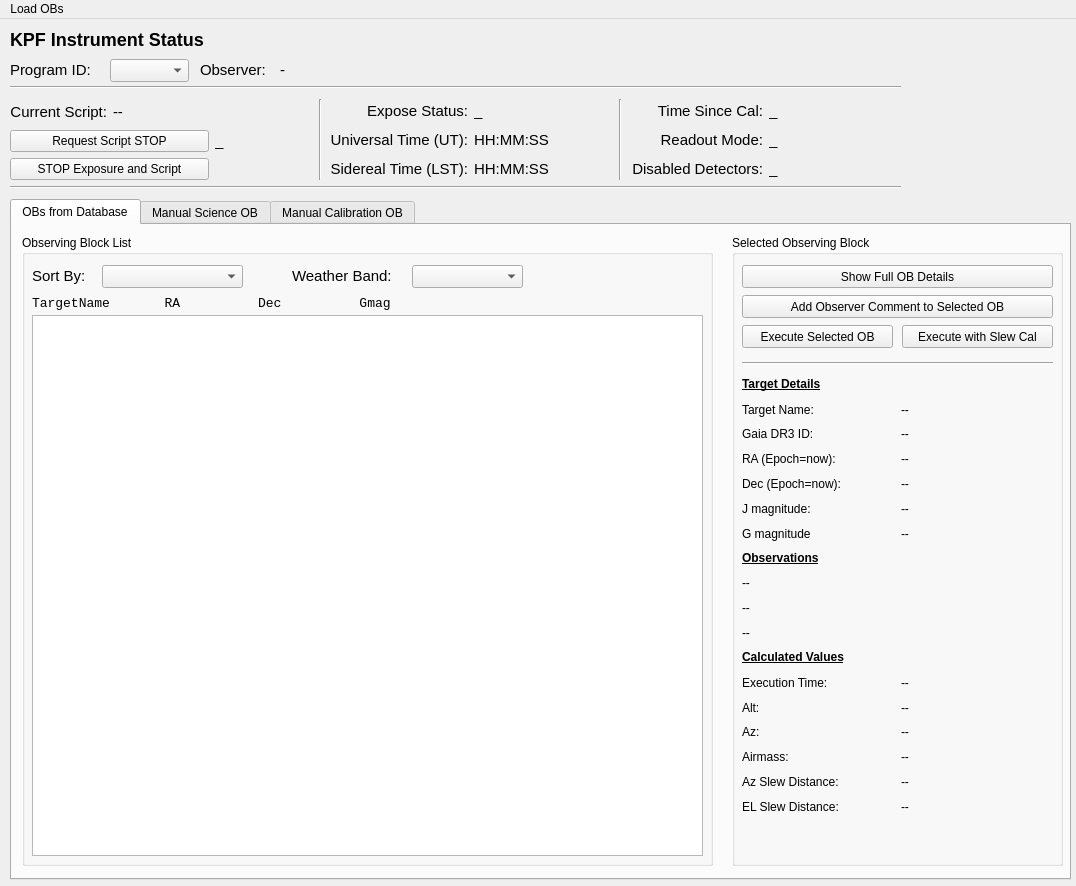
This is kpf/OB_GUI/KPF_OB_GUI.ui in KeckObservatory/KPFTranslator as Qt 5 draws it before an edit. The edited form follows.
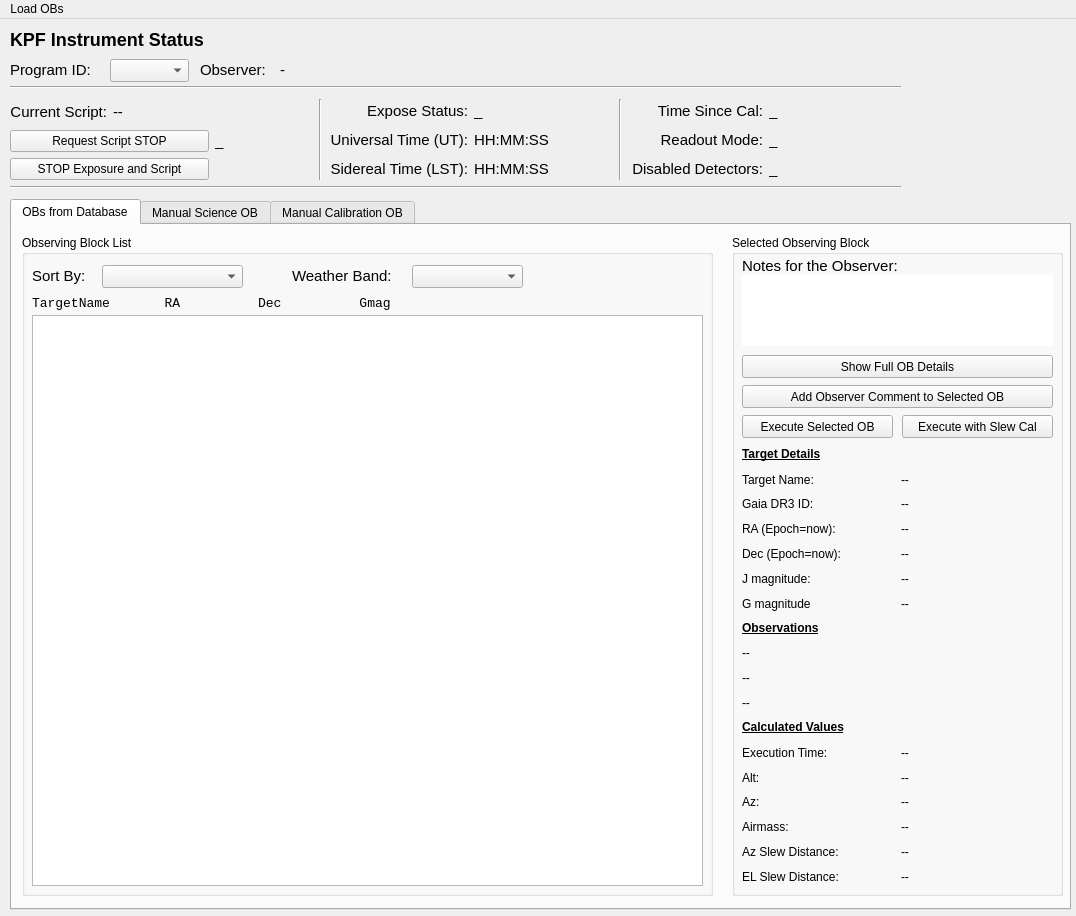
This is the edited form.

Commit message: Add Comment to Observer field

Diff of the .ui file:
```diff
--- a/kpf/OB_GUI/KPF_OB_GUI.ui
+++ b/kpf/OB_GUI/KPF_OB_GUI.ui
@@ -7,7 +7,7 @@
     <x>0</x>
     <y>0</y>
     <width>1076</width>
-    <height>886</height>
+    <height>916</height>
    </rect>
   </property>
   <property name="windowTitle">
@@ -365,7 +365,7 @@
       <x>10</x>
       <y>180</y>
       <width>1061</width>
-      <height>681</height>
+      <height>711</height>
      </rect>
     </property>
     <property name="currentIndex">
@@ -381,7 +381,7 @@
         <x>10</x>
         <y>10</y>
         <width>691</width>
-        <height>631</height>
+        <height>661</height>
        </rect>
       </property>
       <property name="title">
@@ -421,7 +421,7 @@
          <x>10</x>
          <y>80</y>
          <width>671</width>
-         <height>541</height>
+         <height>571</height>
         </rect>
        </property>
        <property name="font">
@@ -488,7 +488,7 @@
         <x>720</x>
         <y>10</y>
         <width>331</width>
-        <height>631</height>
+        <height>661</height>
        </rect>
       </property>
       <property name="title">
@@ -498,7 +498,7 @@
        <property name="geometry">
         <rect>
          <x>10</x>
-         <y>90</y>
+         <y>180</y>
          <width>151</width>
          <height>23</height>
         </rect>
@@ -511,7 +511,7 @@
        <property name="geometry">
         <rect>
          <x>170</x>
-         <y>90</y>
+         <y>180</y>
          <width>151</width>
          <height>23</height>
         </rect>
@@ -524,7 +524,7 @@
        <property name="geometry">
         <rect>
          <x>10</x>
-         <y>30</y>
+         <y>120</y>
          <width>311</width>
          <height>23</height>
         </rect>
@@ -537,7 +537,7 @@
        <property name="geometry">
         <rect>
          <x>10</x>
-         <y>60</y>
+         <y>150</y>
          <width>311</width>
          <height>23</height>
         </rect>
@@ -550,7 +550,7 @@
        <property name="geometry">
         <rect>
          <x>10</x>
-         <y>140</y>
+         <y>210</y>
          <width>311</width>
          <height>441</height>
         </rect>
@@ -768,17 +768,46 @@
         </item>
        </layout>
       </widget>
-      <widget class="Line" name="line_4">
+      <widget class="QLabel" name="CommentToObserver">
        <property name="geometry">
         <rect>
          <x>10</x>
-         <y>120</y>
+         <y>40</y>
          <width>311</width>
-         <height>16</height>
+         <height>71</height>
         </rect>
        </property>
-       <property name="orientation">
-        <enum>Qt::Horizontal</enum>
+       <property name="font">
+        <font>
+         <pointsize>11</pointsize>
+        </font>
+       </property>
+       <property name="styleSheet">
+        <string notr="true">background-color:white;</string>
+       </property>
+       <property name="text">
+        <string/>
+       </property>
+       <property name="wordWrap">
+        <bool>true</bool>
+       </property>
+      </widget>
+      <widget class="QLabel" name="CommentToObserverLabel">
+       <property name="geometry">
+        <rect>
+         <x>10</x>
+         <y>20</y>
+         <width>311</width>
+         <height>21</height>
+        </rect>
+       </property>
+       <property name="font">
+        <font>
+         <pointsize>11</pointsize>
+        </font>
+       </property>
+       <property name="text">
+        <string>Notes for the Observer:</string>
        </property>
       </widget>
      </widget>
```
